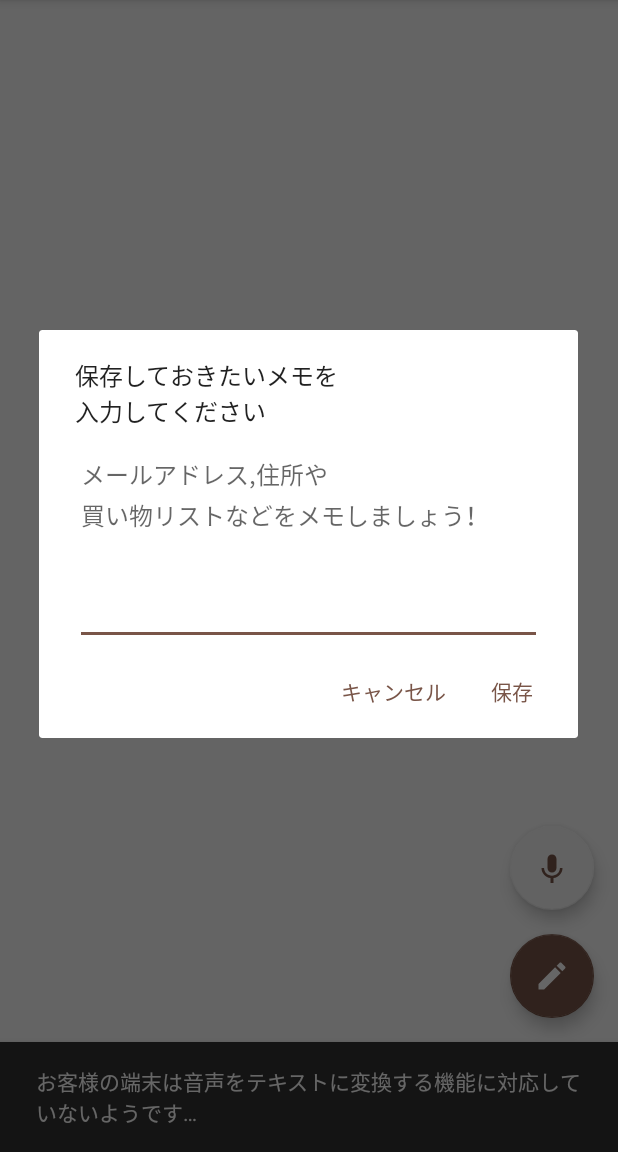
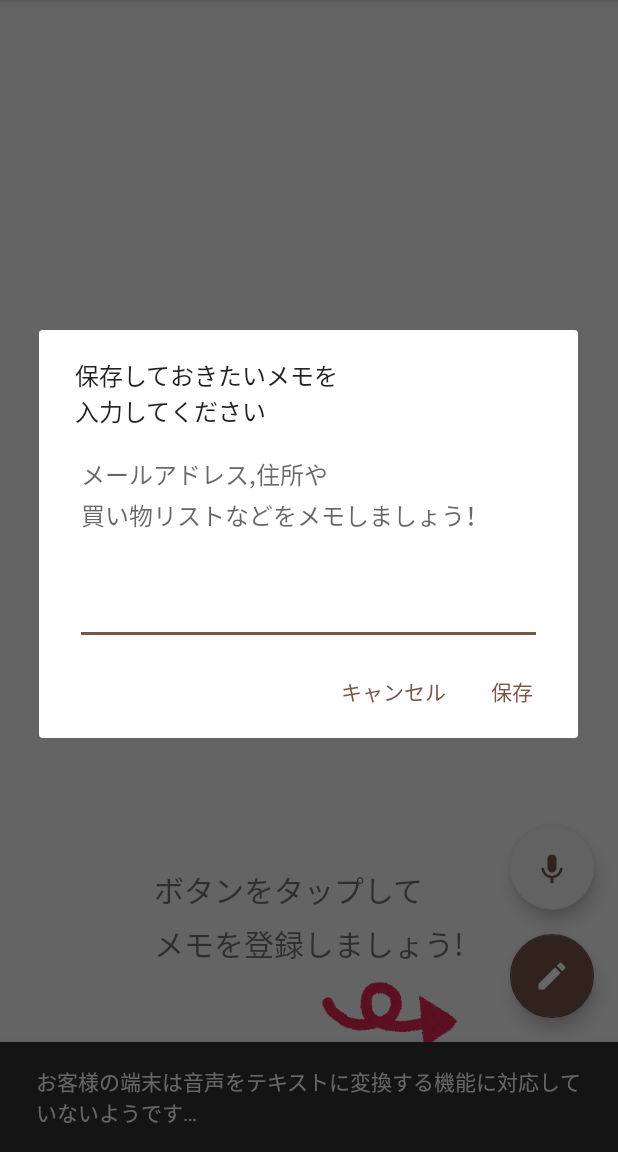
Before and after one commit to junkuvo/InputHelper, an Android app: the screen it shows after launch (InputListActivity), after a tap on an icon or button, on a phone screen of 412 x 824 dp, the part 84-1236 px from its top. Run offline under Robolectric (Android 15) with nearby library versions, the phone set to English and light mode, and no system bars; our stand-ins replace AdMob; libraries missing offline, so code that uses them is left out: com.crashlytics.android, io.fabric.sdk, io.realm; plain views replace PublisherAdView; 12 statements that could not run were skipped; 1 other tap on this screen came first.

Commit message:
no message

```diff
--- a/app/src/main/java/junkuvo/apps/inputhelper/InputListCreator.java
+++ b/app/src/main/java/junkuvo/apps/inputhelper/InputListCreator.java
@@ -49,7 +49,7 @@ public class InputListCreator {
         }
     }
 
-    public AlertDialog showInputItemEditDialog(final Activity activity, @Nullable final InputEditDialogEventListener inputEditDialogEventListener) {
+    public void showInputItemEditDialog(final Activity activity, @Nullable final InputEditDialogEventListener inputEditDialogEventListener) {
 
         LayoutInflater layoutInflater = activity.getLayoutInflater();
         final View view = layoutInflater.inflate(R.layout.dialog_save_data, null);
@@ -86,7 +86,6 @@ public class InputListCreator {
                 }
             }
         });
-        return dialog;
     }
 
     interface InputEditDialogEventListener {
--- a/app/src/main/java/junkuvo/apps/inputhelper/fragment/InputListFragment.java
+++ b/app/src/main/java/junkuvo/apps/inputhelper/fragment/InputListFragment.java
@@ -64,6 +64,11 @@ public class InputListFragment extends DialogFragment{
     }
 
     @Override
+    public void onResume() {
+        super.onResume();
+    }
+
+    @Override
     public void onDetach() {
         super.onDetach();
         mListener = null;
--- a/app/src/main/res/layout/content_input_list.xml
+++ b/app/src/main/res/layout/content_input_list.xml
@@ -8,6 +8,14 @@
     tools:context="junkuvo.apps.inputhelper.InputListActivity"
     tools:showIn="@layout/activity_input_list">
 
-    <include layout="@layout/fragment_input_list" />
+    <FrameLayout
+        android:layout_width="match_parent"
+        android:layout_height="match_parent">
 
+        <include
+            android:id="@+id/ll_empty"
+            layout="@layout/fragment_input_list_no_item" />
+
+        <include layout="@layout/fragment_input_list" />
+    </FrameLayout>
 </LinearLayout>
--- /dev/null
+++ b/app/src/main/res/layout/fragment_input_list_no_item.xml
@@ -0,0 +1,29 @@
+<?xml version="1.0" encoding="utf-8"?>
+<LinearLayout xmlns:android="http://schemas.android.com/apk/res/android"
+    xmlns:tools="http://schemas.android.com/tools"
+    android:layout_width="match_parent"
+    android:layout_height="match_parent"
+    android:gravity="bottom|center_horizontal"
+    android:orientation="vertical"
+    tools:showIn="@layout/activity_input_list">
+
+    <LinearLayout
+        android:layout_width="wrap_content"
+        android:layout_height="wrap_content"
+        android:orientation="vertical">
+
+        <android.support.v7.widget.AppCompatTextView
+            android:layout_width="wrap_content"
+            android:layout_height="wrap_content"
+            android:lineSpacingMultiplier="1.2"
+            android:text="ボタンをタップして\nメモを登録しましょう!"
+            android:textSize="20sp" />
+
+        <android.support.v7.widget.AppCompatImageView
+            android:layout_width="wrap_content"
+            android:layout_height="wrap_content"
+            android:layout_gravity="right"
+            android:layout_marginBottom="@dimen/basic_margin_56dp"
+            android:src="@drawable/yajirushi" />
+    </LinearLayout>
+</LinearLayout>
```
Also changed, not shown: app/src/main/java/junkuvo/apps/inputhelper/InputListActivity.java (+17 -23 lines), app/src/main/java/junkuvo/apps/inputhelper/fragment/InputListRecyclerViewAdapter.java (+5 -36 lines), app/src/main/res/drawable-xxxhdpi/yajirushi.png (added).
